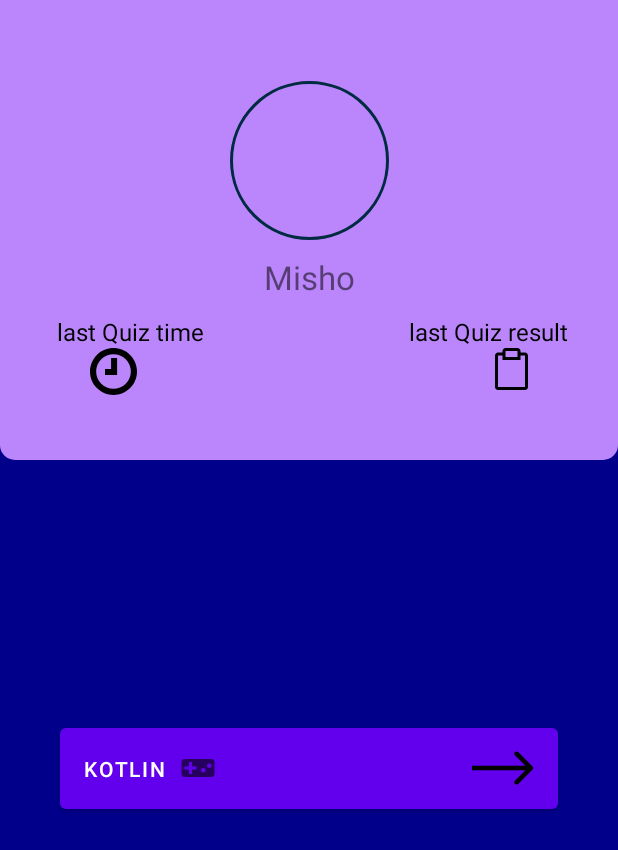
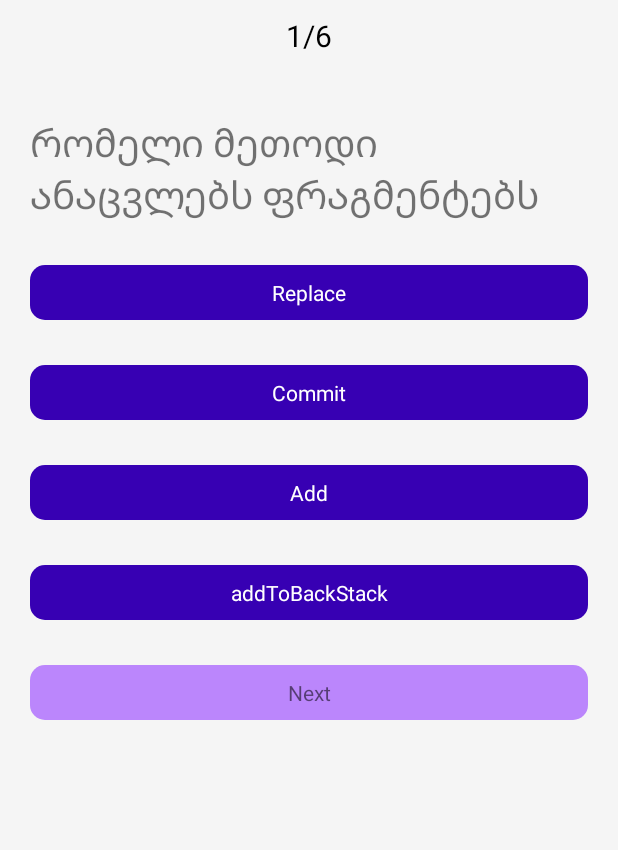
Before and after one commit to mcicishvilii/Quizeee, an Android app: the screen it shows after launch (MainActivity), after a tap on "Enjoy Brain Power", on a phone screen of 412 x 824 dp. Shown: the top 850 px of the screen. Run offline under Robolectric (Android 15) with nearby library versions, the phone set to English and light mode, and no system bars.

Commit message:
refactored some of code

```diff
--- a/app/build.gradle
+++ b/app/build.gradle
@@ -1,6 +1,7 @@
 plugins {
     id 'com.android.application'
     id 'org.jetbrains.kotlin.android'
+    id 'kotlin-parcelize'
 }
 
 android {
--- a/app/src/main/java/com/example/quizeee/MainActivity.kt
+++ b/app/src/main/java/com/example/quizeee/MainActivity.kt
@@ -4,12 +4,61 @@ import androidx.appcompat.app.AppCompatActivity
 import android.os.Bundle
 import android.os.Parcel
 import android.os.Parcelable
+import com.example.quizeee.CongratsScreen.CongratsFragment
+import com.example.quizeee.QuizQuestionsScreen.QuizQuestionsFragment
 import com.example.quizeee.QuizStartScreen.StartScreenFragment
 import com.example.quizeee.databinding.ActivityMainBinding
 
 class MainActivity() : AppCompatActivity() {
 
     private lateinit var binding: ActivityMainBinding
+    var currentScore = 0
+    private val questionsList = listOf(
+        Questions(
+            "რომელი მეთოდი ანაცვლებს ფრაგმენტებს",
+            listOf(
+                Answer("Replace", true),
+                Answer("Commit", false),
+                Answer("Add", false),
+                Answer("addToBackStack", false)
+            ),
+            1,
+        ),
+        Questions(
+            "როგორ უნდა მივწვდეთ fragmentManager ს ფრაგმენტში",
+            listOf(
+                Answer("Replace", true),
+                Answer("Commit", false),
+                Answer("Add", false),
+                Answer("addToBackStack", false)
+            ),
+            2
+        )
+    )
+
+    fun onNextClicked(page: Int, isCorrect: Boolean) {
+        if (isCorrect){
+            currentScore++
+        }
+        val nextQuestion = questionsList.find {
+            it.pageNum == page + 1
+        }
+
+        if (nextQuestion != null) {
+            supportFragmentManager.beginTransaction().apply {
+                replace(R.id.flContent, QuizQuestionsFragment.newInstance(nextQuestion))
+                addToBackStack(StartScreenFragment::javaClass.name)
+                commit()
+            }
+        } else {
+            supportFragmentManager.beginTransaction().apply {
+                replace(R.id.flContent, CongratsFragment())
+                addToBackStack(StartScreenFragment::javaClass.name)
+                commit()
+            }
+
+        }
+    }
 
 
     override fun onCreate(savedInstanceState: Bundle?) {
--- a/app/src/main/java/com/example/quizeee/QuizQuestionsAdapter.kt
+++ b/app/src/main/java/com/example/quizeee/QuizQuestionsAdapter.kt
@@ -1,88 +1,69 @@
 package com.example.quizeee
 
-import android.graphics.Color
+import android.os.Parcelable
 import android.view.LayoutInflater
-import android.view.View
 import android.view.ViewGroup
-import android.widget.Toast
 import androidx.recyclerview.widget.RecyclerView
-import com.example.quizeee.QuizQuestionsScreen.QuizQuestionsFragment
-import com.example.quizeee.databinding.LayoutQuestionsBinding
+import com.example.quizeee.databinding.LayoutAnswerItemBinding
+import kotlinx.android.parcel.Parcelize
 
-class QuizQuestionsAdapter (val questionsList: MutableList<Questions>) :RecyclerView.Adapter<QuestionsViewHolder>() {
+class QuizQuestionsAdapter() :
+    RecyclerView.Adapter<QuestionsViewHolder>() {
 
-    var score:Int = 0;
-    private lateinit var itemClickListener: (Questions,Int) -> Unit
+    val answerList = mutableListOf<Answer>()
+
+    var hasClickedCorrectAnswer = false
+
+    fun updateAll(answers: List<Answer>) {
+        answerList.clear()
+        answerList.addAll(answers)
+        notifyDataSetChanged()
+    }
+
+    var hasCorrectAnswer = false
+    private lateinit var itemClickListener: (Answer, Int) -> Unit
 
     override fun onCreateViewHolder(parent: ViewGroup, viewType: Int): QuestionsViewHolder {
         val binding =
-            LayoutQuestionsBinding.inflate(LayoutInflater.from(parent.context), parent, false)
+            LayoutAnswerItemBinding.inflate(LayoutInflater.from(parent.context), parent, false)
         return QuestionsViewHolder(binding)
     }
 
-    fun setOnItemCLickListener(clickListener: (Questions, Int) -> Unit) {
+    fun setOnItemCLickListener(clickListener: (Answer, Int) -> Unit) {
         itemClickListener = clickListener
     }
 
     override fun onBindViewHolder(holder: QuestionsViewHolder, position: Int) {
-        val question = questionsList[position]
-
-
-
-        holder.binding.TWQuestion.text = question.questionName
-        holder.binding.answer1.text = question.answer1
-        holder.binding.answer2.text = question.answer2
-        holder.binding.answer3.text = question.answer3
-        holder.binding.answer4.text = question.answer4
-        holder.binding.TWPages.text = question.pageNum.toString()
-
-
-        holder.binding.answer1.setOnClickListener {
-            if (holder.binding.answer1.text == question.correctAnswer) {
-                holder.binding.answer1.setTextColor(Color.GREEN)
-                score++
-            }
-        }
-
-        holder.binding.answer2.setOnClickListener {
-            if (holder.binding.answer2.text == question.correctAnswer) {
-                holder.binding.answer2.setTextColor(Color.GREEN)
-                score++
-            }
-        }
-
-        holder.binding.answer3.setOnClickListener {
-            if (holder.binding.answer3.text == question.correctAnswer) {
-                holder.binding.answer3.setTextColor(Color.GREEN)
-                score++
-            }
-        }
+        val answer = answerList[position]
+        holder.binding.answer4.text = answer.answerText
 
         holder.binding.answer4.setOnClickListener {
-            if (holder.binding.answer4.text == question.correctAnswer) {
-                holder.binding.answer4.setTextColor(Color.GREEN)
-                score++
-            }
+
+            hasCorrectAnswer = answer.isCorrect
+            holder.binding.answer4.isSelected = answer.isCorrect
+
         }
-
 
     }
 
     override fun getItemCount(): Int {
-        return questionsList.size
+        return answerList.size
     }
 }
 
+@Parcelize
 data class Questions(
-    val questionName: String,
-    val answer1: String,
-    val answer2: String,
-    val answer3: String,
-    val answer4: String,
+    val questionText: String,
+    val answers: List<Answer>,
     val pageNum: Int,
-    val correctAnswer:String
-)
+) : Parcelable
 
-class QuestionsViewHolder(val binding: LayoutQuestionsBinding):
-    RecyclerView.ViewHolder(binding.root){
+@Parcelize
+data class Answer(
+    val answerText: String,
+    val isCorrect: Boolean
+) : Parcelable
+
+class QuestionsViewHolder(val binding: LayoutAnswerItemBinding) :
+    RecyclerView.ViewHolder(binding.root) {
 }
--- a/app/src/main/java/com/example/quizeee/QuizStartScreen/StartScreenFragment.kt
+++ b/app/src/main/java/com/example/quizeee/QuizStartScreen/StartScreenFragment.kt
@@ -6,6 +6,7 @@ import android.view.LayoutInflater
 import android.view.View
 import android.view.ViewGroup
 import androidx.fragment.app.Fragment
+import com.example.quizeee.MainActivity
 import com.example.quizeee.QuizPrepareScreen.QuizPrepareFragment
 import com.example.quizeee.R
 import com.example.quizeee.databinding.FragmentQuizWelcomeActivityBinding
@@ -26,11 +27,7 @@ class StartScreenFragment: Fragment() {
 
     override fun onViewCreated(view: View, savedInstanceState: Bundle?) {
         binding.TVTipText.setOnClickListener {
-            parentFragmentManager.beginTransaction().apply {
-                replace(R.id.flContent, QuizPrepareFragment())
-                addToBackStack(QuizPrepareFragment::javaClass.name)
-                commit()
-            }
+            ( requireActivity() as MainActivity).onNextClicked(0,false )
         }
     }
 
--- /dev/null
+++ b/app/src/main/res/drawable/rounded_corner_unselected.xml
@@ -0,0 +1,6 @@
+<?xml version="1.0" encoding="UTF-8"?>
+<shape xmlns:android="http://schemas.android.com/apk/res/android">
+    <solid android:color="@color/purple_700"/>
+    <corners android:radius="10dp"/>
+    <padding android:left="0dp" android:top="0dp" android:right="0dp" android:bottom="0dp" />
+</shape>
--- /dev/null
+++ b/app/src/main/res/drawable/selector_answer_bg.xml
@@ -0,0 +1,6 @@
+<?xml version="1.0" encoding="utf-8"?>
+<selector xmlns:android="http://schemas.android.com/apk/res/android">
+<item android:drawable="@drawable/rounded_corner" android:state_selected="true"/>
+    <item android:drawable="@drawable/rounded_corner_unselected" android:state_selected="false"/>
+    <item android:drawable="@drawable/rounded_corner"/>
+</selector>
--- /dev/null
+++ b/app/src/main/res/layout/layout_answer_item.xml
@@ -0,0 +1,24 @@
+<?xml version="1.0" encoding="utf-8"?>
+<androidx.constraintlayout.widget.ConstraintLayout xmlns:android="http://schemas.android.com/apk/res/android"
+    android:layout_width="match_parent"
+    android:layout_height="wrap_content"
+    xmlns:app="http://schemas.android.com/apk/res-auto">
+
+    <TextView
+        android:id="@+id/answer_4"
+        android:layout_width="match_parent"
+        android:layout_height="0dp"
+        android:layout_marginStart="20dp"
+        android:layout_marginTop="30dp"
+        android:textColor="@color/white"
+        android:layout_marginEnd="20dp"
+        android:background="@drawable/selector_answer_bg"
+        android:gravity="center"
+        android:text="karate"
+        app:layout_constraintDimensionRatio="10"
+        app:layout_constraintEnd_toEndOf="parent"
+        app:layout_constraintStart_toStartOf="parent"
+        app:layout_constraintTop_toTopOf="parent"
+        />
+
+</androidx.constraintlayout.widget.ConstraintLayout>
```
Also changed, not shown: app/src/main/java/com/example/quizeee/LayoutQuestionsFragment/QuestionLayoutFragment.kt (deleted, +0 -41 lines), app/src/main/java/com/example/quizeee/QuizQuestionsScreen/QuizQuestionsFragment.kt (+34 -60 lines), app/src/main/res/layout/layout_questions.xml (+18 -58 lines).
